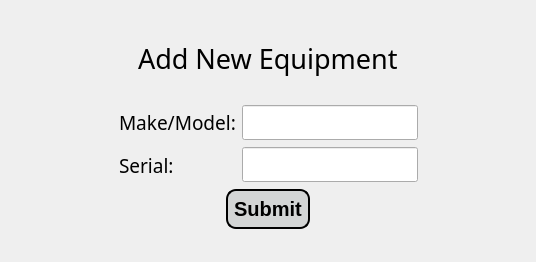
The window that app/gui/add_equipment_page.ui (JasonLaux/DC-Boxjelly) describes before a commit, drawn with Qt 5.
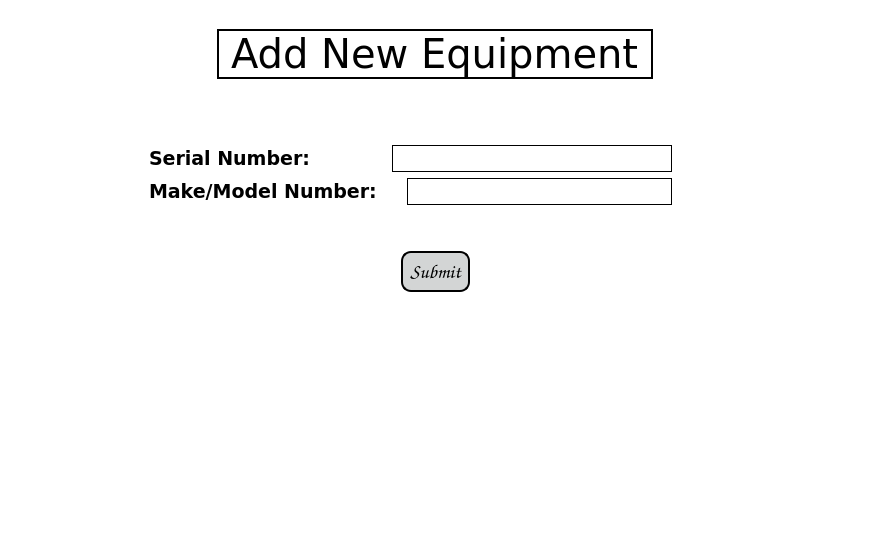
The same window after the commit.

Commit message: Edited UI layout and object names

```diff
--- a/app/gui/add_equipment_page.ui
+++ b/app/gui/add_equipment_page.ui
@@ -6,49 +6,76 @@
    <rect>
     <x>0</x>
     <y>0</y>
-    <width>536</width>
-    <height>262</height>
+    <width>871</width>
+    <height>548</height>
    </rect>
   </property>
   <property name="windowTitle">
    <string>Add new equipment</string>
   </property>
+  <property name="styleSheet">
+   <string notr="true">background-color: rgb(255, 255, 255);</string>
+  </property>
   <widget class="QWidget" name="centralwidget">
-   <layout class="QGridLayout" name="gridLayout">
-    <item row="0" column="0">
-     <widget class="QWidget" name="widget" native="true">
-      <layout class="QGridLayout" name="gridLayout_2">
-       <item row="0" column="0">
-        <layout class="QVBoxLayout" name="verticalLayout_3">
-         <property name="bottomMargin">
-          <number>15</number>
-         </property>
+   <layout class="QVBoxLayout" name="verticalLayout_13">
+    <item>
+     <spacer name="horizontalSpacer_82">
+      <property name="orientation">
+       <enum>Qt::Horizontal</enum>
+      </property>
+      <property name="sizeHint" stdset="0">
+       <size>
+        <width>844</width>
+        <height>20</height>
+       </size>
+      </property>
+     </spacer>
+    </item>
          <item alignment="Qt::AlignHCenter">
           <widget class="QLabel" name="headerLabel">
-           <property name="sizePolicy">
-            <sizepolicy hsizetype="Preferred" vsizetype="Expanding">
-             <horstretch>0</horstretch>
-             <verstretch>0</verstretch>
-            </sizepolicy>
+      <property name="maximumSize">
+       <size>
+        <width>16777215</width>
+        <height>50</height>
+       </size>
            </property>
            <property name="font">
             <font>
-             <family>SimSun-ExtB</family>
-             <pointsize>20</pointsize>
-            </font>
-           </property>
+        <family>Verdana</family>
+        <pointsize>30</pointsize>
+       </font>
+      </property>
+      <property name="frameShape">
+       <enum>QFrame::WinPanel</enum>
+      </property>
            <property name="text">
             <string>Add New Equipment</string>
            </property>
           </widget>
          </item>
          <item>
-          <layout class="QHBoxLayout" name="horizontalLayout_2">
+     <spacer name="horizontalSpacer_69">
+      <property name="orientation">
+       <enum>Qt::Horizontal</enum>
+      </property>
+      <property name="sizeHint" stdset="0">
+       <size>
+        <width>844</width>
+        <height>20</height>
+       </size>
+      </property>
+     </spacer>
+    </item>
            <item>
-            <spacer name="horizontalSpacer_3">
+     <layout class="QHBoxLayout" name="horizontalLayout_28">
+      <item>
+       <spacer name="horizontalSpacer_70">
              <property name="orientation">
               <enum>Qt::Horizontal</enum>
              </property>
+        <property name="sizeType">
+         <enum>QSizePolicy::Fixed</enum>
+        </property>
              <property name="sizeHint" stdset="0">
               <size>
                <width>40</width>
@@ -58,94 +85,202 @@
             </spacer>
            </item>
            <item>
-            <layout class="QHBoxLayout" name="horizontalLayout">
+       <layout class="QVBoxLayout" name="verticalLayout_11">
              <item>
-              <layout class="QVBoxLayout" name="verticalLayout_2">
+         <spacer name="verticalSpacer_11">
+          <property name="orientation">
+           <enum>Qt::Vertical</enum>
+          </property>
+          <property name="sizeHint" stdset="0">
+           <size>
+            <width>20</width>
+            <height>40</height>
+           </size>
+          </property>
+         </spacer>
+        </item>
                <item>
-                <widget class="QLabel" name="makeModelLabel">
-                 <property name="sizePolicy">
-                  <sizepolicy hsizetype="Expanding" vsizetype="Expanding">
-                   <horstretch>0</horstretch>
-                   <verstretch>0</verstretch>
-                  </sizepolicy>
-                 </property>
-                 <property name="font">
-                  <font>
-                   <family>SimSun-ExtB</family>
-                   <pointsize>14</pointsize>
-                  </font>
-                 </property>
-                 <property name="text">
-                  <string>Make/Model:</string>
-                 </property>
-                </widget>
+         <layout class="QVBoxLayout" name="verticalLayout_12">
+          <item>
+           <layout class="QHBoxLayout" name="horizontalLayout_29">
+            <item>
+             <spacer name="horizontalSpacer_71">
+              <property name="orientation">
+               <enum>Qt::Horizontal</enum>
+              </property>
+              <property name="sizeType">
+               <enum>QSizePolicy::Fixed</enum>
+              </property>
+              <property name="sizeHint" stdset="0">
+               <size>
+                <width>100</width>
+                <height>20</height>
+               </size>
+              </property>
+             </spacer>
                </item>
                <item>
                 <widget class="QLabel" name="serialLabel">
                  <property name="sizePolicy">
-                  <sizepolicy hsizetype="Expanding" vsizetype="Expanding">
+               <sizepolicy hsizetype="Fixed" vsizetype="Expanding">
                    <horstretch>0</horstretch>
                    <verstretch>0</verstretch>
                   </sizepolicy>
                  </property>
                  <property name="font">
                   <font>
-                   <family>SimSun-ExtB</family>
+                <family>Verdana</family>
                    <pointsize>14</pointsize>
+                <weight>75</weight>
+                <bold>true</bold>
                   </font>
                  </property>
                  <property name="text">
-                  <string>Serial:</string>
+               <string>Serial Number:</string>
                  </property>
                 </widget>
                </item>
-              </layout>
-             </item>
              <item>
-              <layout class="QVBoxLayout" name="verticalLayout">
-               <item>
-                <widget class="QLineEdit" name="modelLine">
-                 <property name="sizePolicy">
-                  <sizepolicy hsizetype="Fixed" vsizetype="Fixed">
-                   <horstretch>0</horstretch>
-                   <verstretch>0</verstretch>
-                  </sizepolicy>
-                 </property>
-                 <property name="font">
-                  <font>
-                   <family>SimSun-ExtB</family>
-                   <pointsize>14</pointsize>
-                  </font>
-                 </property>
-                </widget>
+             <spacer name="horizontalSpacer_72">
+              <property name="orientation">
+               <enum>Qt::Horizontal</enum>
+              </property>
+              <property name="sizeType">
+               <enum>QSizePolicy::Fixed</enum>
+              </property>
+              <property name="sizeHint" stdset="0">
+               <size>
+                <width>76</width>
+                <height>20</height>
+               </size>
+              </property>
+             </spacer>
                </item>
                <item>
                 <widget class="QLineEdit" name="serialLine">
                  <property name="sizePolicy">
-                  <sizepolicy hsizetype="Fixed" vsizetype="Fixed">
+               <sizepolicy hsizetype="Expanding" vsizetype="Fixed">
                    <horstretch>0</horstretch>
                    <verstretch>0</verstretch>
                   </sizepolicy>
                  </property>
                  <property name="font">
                   <font>
-                   <family>SimSun-ExtB</family>
+                <family>Verdana</family>
                    <pointsize>14</pointsize>
                   </font>
                  </property>
-                </widget>
-               </item>
-              </layout>
+              <property name="styleSheet">
+               <string notr="true">background-color: rgb(255, 255, 255);
+border: 1px solid black;
+</string>
+              </property>
+             </widget>
+            </item>
+            <item>
+             <spacer name="horizontalSpacer_73">
+              <property name="orientation">
+               <enum>Qt::Horizontal</enum>
+              </property>
+              <property name="sizeType">
+               <enum>QSizePolicy::Fixed</enum>
+              </property>
+              <property name="sizeHint" stdset="0">
+               <size>
+                <width>40</width>
+                <height>20</height>
+               </size>
+              </property>
+             </spacer>
              </item>
             </layout>
            </item>
            <item>
-            <spacer name="horizontalSpacer_4">
+           <layout class="QHBoxLayout" name="horizontalLayout_30">
+            <item>
+             <spacer name="horizontalSpacer_74">
              <property name="orientation">
               <enum>Qt::Horizontal</enum>
              </property>
+              <property name="sizeType">
+               <enum>QSizePolicy::Fixed</enum>
+              </property>
              <property name="sizeHint" stdset="0">
               <size>
+                <width>100</width>
+                <height>20</height>
+               </size>
+              </property>
+             </spacer>
+            </item>
+            <item>
+             <widget class="QLabel" name="makeModelLabel">
+              <property name="sizePolicy">
+               <sizepolicy hsizetype="Fixed" vsizetype="Expanding">
+                <horstretch>0</horstretch>
+                <verstretch>0</verstretch>
+               </sizepolicy>
+              </property>
+              <property name="font">
+               <font>
+                <family>Verdana</family>
+                <pointsize>14</pointsize>
+                <weight>75</weight>
+                <bold>true</bold>
+               </font>
+              </property>
+              <property name="text">
+               <string>Make/Model Number:</string>
+              </property>
+             </widget>
+            </item>
+            <item>
+             <spacer name="horizontalSpacer_75">
+              <property name="orientation">
+               <enum>Qt::Horizontal</enum>
+              </property>
+              <property name="sizeType">
+               <enum>QSizePolicy::Fixed</enum>
+              </property>
+              <property name="sizeHint" stdset="0">
+               <size>
+                <width>24</width>
+                <height>20</height>
+               </size>
+              </property>
+             </spacer>
+            </item>
+            <item>
+             <widget class="QLineEdit" name="modelLine">
+              <property name="sizePolicy">
+               <sizepolicy hsizetype="Expanding" vsizetype="Fixed">
+                <horstretch>0</horstretch>
+                <verstretch>0</verstretch>
+               </sizepolicy>
+              </property>
+              <property name="font">
+               <font>
+                <family>Verdana</family>
+                <pointsize>14</pointsize>
+               </font>
+              </property>
+              <property name="styleSheet">
+               <string notr="true">background-color: rgb(255, 255, 255);
+border: 1px solid black;
+</string>
+              </property>
+             </widget>
+            </item>
+            <item>
+             <spacer name="horizontalSpacer_76">
+              <property name="orientation">
+               <enum>Qt::Horizontal</enum>
+              </property>
+              <property name="sizeType">
+               <enum>QSizePolicy::Fixed</enum>
+              </property>
+              <property name="sizeHint" stdset="0">
+               <size>
                <width>40</width>
                <height>20</height>
               </size>
@@ -154,14 +289,89 @@
            </item>
           </layout>
          </item>
-         <item alignment="Qt::AlignHCenter">
-          <widget class="QPushButton" name="submitButton">
+          <item>
+           <layout class="QHBoxLayout" name="horizontalLayout_31"/>
+          </item>
+         </layout>
+        </item>
+        <item>
+         <spacer name="verticalSpacer_12">
+          <property name="orientation">
+           <enum>Qt::Vertical</enum>
+          </property>
+          <property name="sizeHint" stdset="0">
+           <size>
+            <width>20</width>
+            <height>40</height>
+           </size>
+          </property>
+         </spacer>
+        </item>
+       </layout>
+      </item>
+      <item>
+       <spacer name="horizontalSpacer_81">
+        <property name="orientation">
+         <enum>Qt::Horizontal</enum>
+        </property>
+        <property name="sizeType">
+         <enum>QSizePolicy::Fixed</enum>
+        </property>
+        <property name="sizeHint" stdset="0">
+         <size>
+          <width>150</width>
+          <height>20</height>
+         </size>
+        </property>
+       </spacer>
+      </item>
+     </layout>
+    </item>
+    <item>
+     <layout class="QHBoxLayout" name="horizontalLayout_27">
+      <item>
+       <spacer name="horizontalSpacer_53">
+        <property name="orientation">
+         <enum>Qt::Horizontal</enum>
+        </property>
+        <property name="sizeHint" stdset="0">
+         <size>
+          <width>40</width>
+          <height>20</height>
+         </size>
+        </property>
+       </spacer>
+      </item>
+      <item>
+       <spacer name="horizontalSpacer_66">
+        <property name="orientation">
+         <enum>Qt::Horizontal</enum>
+        </property>
+        <property name="sizeHint" stdset="0">
+         <size>
+          <width>40</width>
+          <height>20</height>
+         </size>
+        </property>
+       </spacer>
+      </item>
+      <item>
+       <widget class="QPushButton" name="equipmentSubmitButton">
            <property name="sizePolicy">
             <sizepolicy hsizetype="Fixed" vsizetype="Fixed">
              <horstretch>0</horstretch>
              <verstretch>0</verstretch>
             </sizepolicy>
            </property>
+        <property name="font">
+         <font>
+          <family>Comic Sans MS</family>
+          <pointsize>-1</pointsize>
+          <weight>75</weight>
+          <italic>false</italic>
+          <bold>true</bold>
+         </font>
+        </property>
            <property name="styleSheet">
             <string notr="true">QPushButton{
 background-color: rgb(211, 213, 213);
@@ -189,10 +399,59 @@
            </property>
           </widget>
          </item>
-        </layout>
-       </item>
-      </layout>
-     </widget>
+      <item>
+       <spacer name="horizontalSpacer_67">
+        <property name="orientation">
+         <enum>Qt::Horizontal</enum>
+        </property>
+        <property name="sizeHint" stdset="0">
+         <size>
+          <width>40</width>
+          <height>20</height>
+         </size>
+        </property>
+       </spacer>
+      </item>
+      <item>
+       <spacer name="horizontalSpacer_68">
+        <property name="orientation">
+         <enum>Qt::Horizontal</enum>
+        </property>
+        <property name="sizeHint" stdset="0">
+         <size>
+          <width>40</width>
+          <height>20</height>
+         </size>
+        </property>
+       </spacer>
+      </item>
+     </layout>
+    </item>
+    <item>
+     <spacer name="verticalSpacer_2">
+      <property name="orientation">
+       <enum>Qt::Vertical</enum>
+      </property>
+      <property name="sizeHint" stdset="0">
+       <size>
+        <width>20</width>
+        <height>88</height>
+       </size>
+      </property>
+     </spacer>
+    </item>
+    <item>
+     <spacer name="verticalSpacer">
+      <property name="orientation">
+       <enum>Qt::Vertical</enum>
+      </property>
+      <property name="sizeHint" stdset="0">
+       <size>
+        <width>20</width>
+        <height>112</height>
+       </size>
+      </property>
+     </spacer>
     </item>
    </layout>
   </widget>
```
Lines whose indentation alone changed are shown as unchanged.
